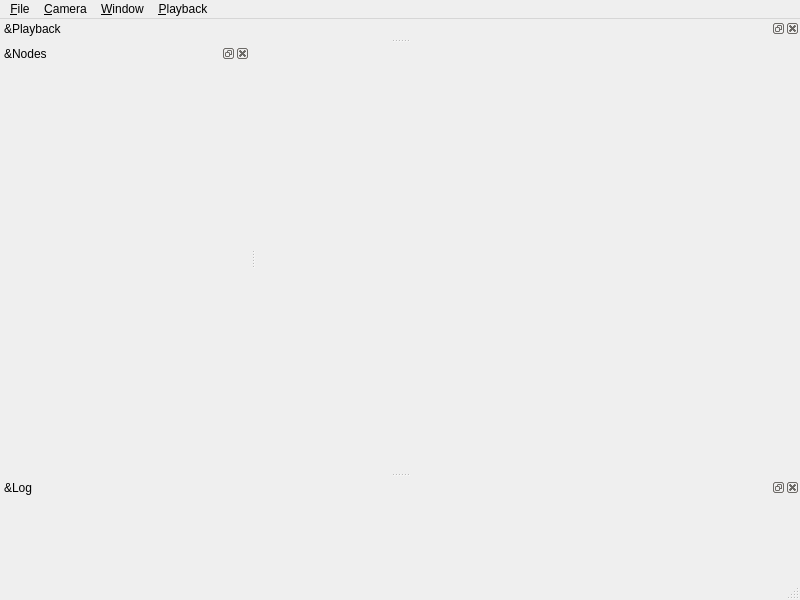
Above: src/window/MainWindow.ui from usnistgov/NetSimulyzer before the change. Below: the same form after it.
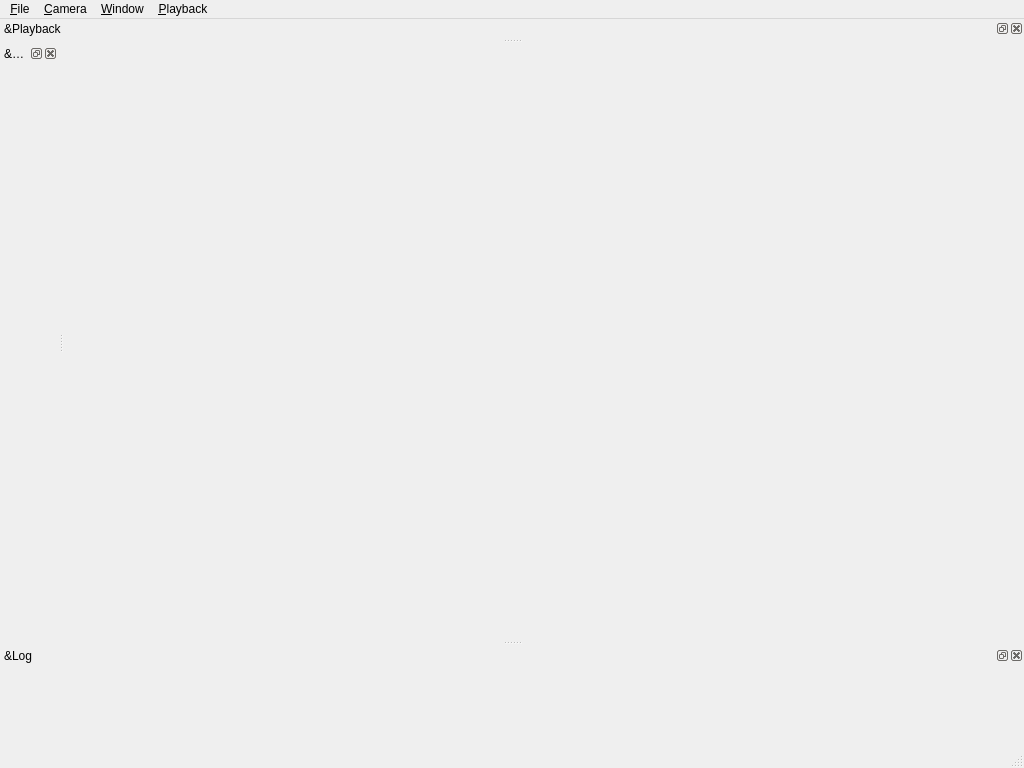
That is the form after the change. Icons and pictures are not drawn.

Commit message: Relax widget sizing requirements

```diff
--- a/src/window/MainWindow.ui
+++ b/src/window/MainWindow.ui
@@ -6,8 +6,8 @@
    <rect>
     <x>0</x>
     <y>0</y>
-    <width>800</width>
-    <height>600</height>
+    <width>1024</width>
+    <height>768</height>
    </rect>
   </property>
   <property name="windowTitle">
@@ -25,7 +25,7 @@
     <rect>
      <x>0</x>
      <y>0</y>
-     <width>800</width>
+     <width>1024</width>
      <height>23</height>
     </rect>
    </property>
@@ -65,14 +65,14 @@
   <widget class="QStatusBar" name="statusbar"/>
   <widget class="QDockWidget" name="nodesDock">
    <property name="sizePolicy">
-    <sizepolicy hsizetype="Expanding" vsizetype="Expanding">
+    <sizepolicy hsizetype="Preferred" vsizetype="Preferred">
      <horstretch>0</horstretch>
      <verstretch>0</verstretch>
     </sizepolicy>
    </property>
    <property name="minimumSize">
     <size>
-     <width>250</width>
+     <width>10</width>
      <height>35</height>
     </size>
    </property>
@@ -88,7 +88,7 @@
   </widget>
   <widget class="QDockWidget" name="logDock">
    <property name="sizePolicy">
-    <sizepolicy hsizetype="Expanding" vsizetype="MinimumExpanding">
+    <sizepolicy hsizetype="Preferred" vsizetype="Preferred">
      <horstretch>0</horstretch>
      <verstretch>0</verstretch>
     </sizepolicy>
```
Left out of the diff: 13 changed lines with no effect on the pictures. The commit also changes 4 other files.
